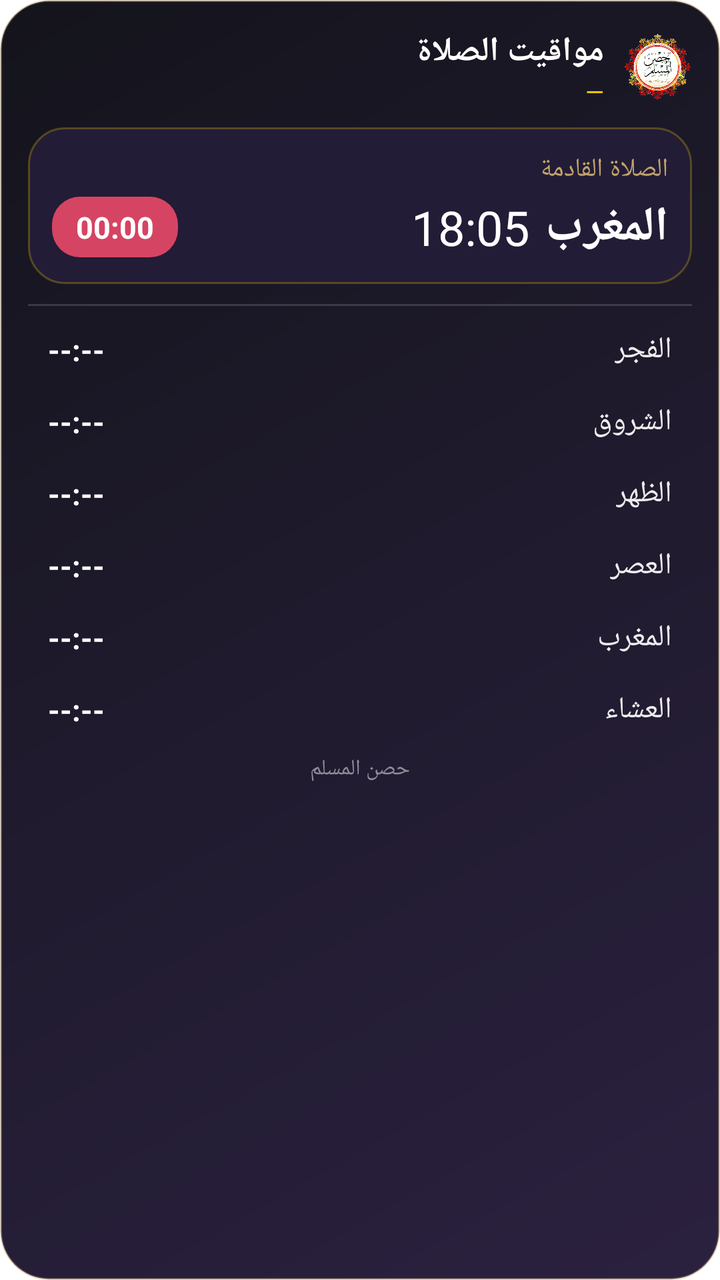
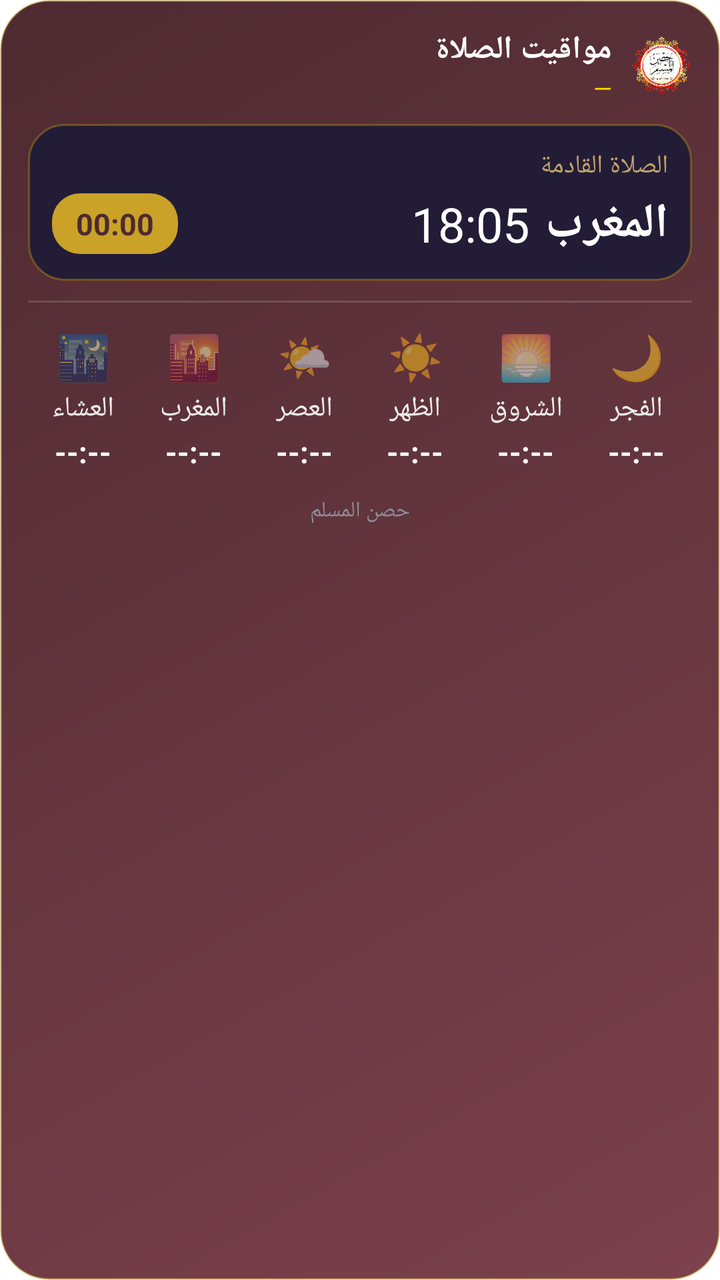

The first picture is an Android layout as it rendered before a commit; the second is the same layout after the commit. The layout source and the unified diff follow.
<!-- AndroidManifest.xml: fallback theme Theme.MaterialComponents.DayNight.NoActionBar -->
<!-- res/layout/widget_prayer_large.xml -->
<?xml version="1.0" encoding="utf-8"?>
<LinearLayout xmlns:android="http://schemas.android.com/apk/res/android"
    android:id="@+id/widget_large_root"
    android:layout_width="match_parent"
    android:layout_height="match_parent"
    android:orientation="vertical"
    android:layoutDirection="rtl"
    android:padding="14dp"
    android:background="@drawable/widget_background">

    
    <LinearLayout
        android:layout_width="match_parent"
        android:layout_height="wrap_content"
        android:orientation="horizontal"
        android:gravity="center_vertical">

        <ImageView
            android:layout_width="34dp"
            android:layout_height="34dp"
            android:src="@mipmap/ic_launcher"
            android:contentDescription="@string/widget_large_desc" />

        <LinearLayout
            android:layout_width="wrap_content"
            android:layout_height="wrap_content"
            android:layout_marginStart="10dp"
            android:orientation="vertical">

            <TextView
                android:id="@+id/widget_large_title"
                android:layout_width="wrap_content"
                android:layout_height="wrap_content"
                android:text="مواقيت الصلاة"
                android:textSize="17sp"
                android:textStyle="bold"
                android:textColor="#FFFFFF" />

            <TextView
                android:id="@+id/widget_large_hijri"
                android:layout_width="wrap_content"
                android:layout_height="wrap_content"
                android:text="—"
                android:textSize="12sp"
                android:textColor="#FFD700" />
        </LinearLayout>
    </LinearLayout>

    
    <LinearLayout
        android:id="@+id/widget_large_hero"
        android:layout_width="match_parent"
        android:layout_height="wrap_content"
        android:layout_marginTop="10dp"
        android:orientation="vertical"
        android:padding="12dp"
        android:background="@drawable/widget_hero_dark">

        <TextView
            android:id="@+id/widget_large_hero_label"
            android:layout_width="wrap_content"
            android:layout_height="wrap_content"
            android:text="الصلاة القادمة"
            android:textSize="13sp"
            android:textColor="#C2A36B" />

        <LinearLayout
            android:layout_width="match_parent"
            android:layout_height="wrap_content"
            android:layout_marginTop="4dp"
            android:orientation="horizontal"
            android:gravity="center_vertical">

            <TextView
                android:id="@+id/widget_large_next_name"
                android:layout_width="wrap_content"
                android:layout_height="wrap_content"
                android:text="المغرب"
                android:textSize="24sp"
                android:textStyle="bold"
                android:textColor="#FFFFFF" />

            <TextView
                android:id="@+id/widget_large_next_time"
                android:layout_width="wrap_content"
                android:layout_height="wrap_content"
                android:layout_marginStart="8dp"
                android:text="18:05"
                android:textSize="24sp"
                android:textColor="#FFFFFF" />

            
            <LinearLayout
                android:layout_width="0dp"
                android:layout_height="match_parent"
                android:layout_weight="1"
                android:orientation="horizontal" />

            
            <Chronometer
                android:id="@+id/widget_large_countdown"
                android:layout_width="wrap_content"
                android:layout_height="wrap_content"
                android:background="@drawable/widget_pill"
                android:paddingStart="12dp"
                android:paddingEnd="12dp"
                android:paddingTop="5dp"
                android:paddingBottom="5dp"
                android:text="- 01:23:45"
                android:textSize="15sp"
                android:textStyle="bold"
                android:textColor="#FFFFFF" />
        </LinearLayout>
    </LinearLayout>

    
    <LinearLayout
        android:id="@+id/widget_large_divider"
        android:layout_width="match_parent"
        android:layout_height="1dp"
        android:layout_marginTop="10dp"
        android:layout_marginBottom="4dp"
        android:orientation="horizontal"
        android:background="#26FFFFFF" />

    
    <LinearLayout
        android:id="@+id/widget_row_0"
        android:layout_width="match_parent"
        android:layout_height="36dp"
        android:orientation="horizontal"
        android:gravity="center_vertical"
        android:paddingStart="10dp"
        android:paddingEnd="10dp">

        <TextView
            android:id="@+id/widget_name_0"
            android:layout_width="wrap_content"
            android:layout_height="wrap_content"
            android:text="الفجر"
            android:textSize="15sp"
            android:textColor="#EDEDED" />

        
        <LinearLayout
            android:layout_width="0dp"
            android:layout_height="match_parent"
            android:layout_weight="1"
            android:orientation="horizontal" />

        <TextView
            android:id="@+id/widget_time_0"
            android:layout_width="wrap_content"
            android:layout_height="wrap_content"
            android:text="--:--"
            android:textSize="15sp"
            android:textStyle="bold"
            android:textColor="#FFFFFF" />
    </LinearLayout>

    <LinearLayout
        android:id="@+id/widget_row_1"
        android:layout_width="match_parent"
        android:layout_height="36dp"
        android:orientation="horizontal"
        android:gravity="center_vertical"
        android:paddingStart="10dp"
        android:paddingEnd="10dp">

        <TextView
            android:id="@+id/widget_name_1"
            android:layout_width="wrap_content"
            android:layout_height="wrap_content"
            android:text="الشروق"
            android:textSize="15sp"
            android:textColor="#EDEDED" />

        
        <LinearLayout
            android:layout_width="0dp"
            android:layout_height="match_parent"
            android:layout_weight="1"
            android:orientation="horizontal" />

        <TextView
            android:id="@+id/widget_time_1"
            android:layout_width="wrap_content"
            android:layout_height="wrap_content"
            android:text="--:--"
            android:textSize="15sp"
            android:textStyle="bold"
            android:textColor="#FFFFFF" />
    </LinearLayout>

    <LinearLayout
        android:id="@+id/widget_row_2"
        android:layout_width="match_parent"
        android:layout_height="36dp"
        android:orientation="horizontal"
        android:gravity="center_vertical"
        android:paddingStart="10dp"
        android:paddingEnd="10dp">

        <TextView
            android:id="@+id/widget_name_2"
            android:layout_width="wrap_content"
            android:layout_height="wrap_content"
            android:text="الظهر"
            android:textSize="15sp"
            android:textColor="#EDEDED" />

        
        <LinearLayout
            android:layout_width="0dp"
            android:layout_height="match_parent"
            android:layout_weight="1"
            android:orientation="horizontal" />

        <TextView
            android:id="@+id/widget_time_2"
            android:layout_width="wrap_content"
            android:layout_height="wrap_content"
            android:text="--:--"
            android:textSize="15sp"
            android:textStyle="bold"
            android:textColor="#FFFFFF" />
    </LinearLayout>

    <LinearLayout
        android:id="@+id/widget_row_3"
        android:layout_width="match_parent"
        android:layout_height="36dp"
        android:orientation="horizontal"
        android:gravity="center_vertical"
        android:paddingStart="10dp"
        android:paddingEnd="10dp">

        <TextView
            android:id="@+id/widget_name_3"
            android:layout_width="wrap_content"
            android:layout_height="wrap_content"
            android:text="العصر"
            android:textSize="15sp"
            android:textColor="#EDEDED" />

        
        <LinearLayout
            android:layout_width="0dp"
            android:layout_height="match_parent"
            android:layout_weight="1"
            android:orientation="horizontal" />

        <TextView
            android:id="@+id/widget_time_3"
            android:layout_width="wrap_content"
            android:layout_height="wrap_content"
            android:text="--:--"
            android:textSize="15sp"
            android:textStyle="bold"
            android:textColor="#FFFFFF" />
    </LinearLayout>

    <LinearLayout
        android:id="@+id/widget_row_4"
        android:layout_width="match_parent"
        android:layout_height="36dp"
        android:orientation="horizontal"
        android:gravity="center_vertical"
        android:paddingStart="10dp"
        android:paddingEnd="10dp">

        <TextView
            android:id="@+id/widget_name_4"
            android:layout_width="wrap_content"
            android:layout_height="wrap_content"
            android:text="المغرب"
            android:textSize="15sp"
            android:textColor="#EDEDED" />

        
        <LinearLayout
            android:layout_width="0dp"
            android:layout_height="match_parent"
            android:layout_weight="1"
            android:orientation="horizontal" />

        <TextView
            android:id="@+id/widget_time_4"
            android:layout_width="wrap_content"
            android:layout_height="wrap_content"
            android:text="--:--"
            android:textSize="15sp"
            android:textStyle="bold"
            android:textColor="#FFFFFF" />
    </LinearLayout>

    <LinearLayout
        android:id="@+id/widget_row_5"
        android:layout_width="match_parent"
        android:layout_height="36dp"
        android:orientation="horizontal"
        android:gravity="center_vertical"
        android:paddingStart="10dp"
        android:paddingEnd="10dp">

        <TextView
            android:id="@+id/widget_name_5"
            android:layout_width="wrap_content"
            android:layout_height="wrap_content"
            android:text="العشاء"
            android:textSize="15sp"
            android:textColor="#EDEDED" />

        
        <LinearLayout
            android:layout_width="0dp"
            android:layout_height="match_parent"
            android:layout_weight="1"
            android:orientation="horizontal" />

        <TextView
            android:id="@+id/widget_time_5"
            android:layout_width="wrap_content"
            android:layout_height="wrap_content"
            android:text="--:--"
            android:textSize="15sp"
            android:textStyle="bold"
            android:textColor="#FFFFFF" />
    </LinearLayout>

    <TextView
        android:id="@+id/widget_large_footer"
        android:layout_width="match_parent"
        android:layout_height="wrap_content"
        android:layout_marginTop="4dp"
        android:gravity="center"
        android:text="حصن المسلم"
        android:textSize="11sp"
        android:textColor="#8E8E9A" />
</LinearLayout>
<!-- resources referenced by this layout -->
<resources>
  <!-- drawable widget_background (drawable) -->
  <?xml version="1.0" encoding="utf-8"?>
  <shape xmlns:android="http://schemas.android.com/apk/res/android">
      <gradient
          android:startColor="#2B2140"
          android:endColor="#14141C"
          android:angle="135" />
      <corners android:radius="24dp" />
      <stroke android:width="1dp" android:color="#59C2A36B" />
  </shape>
  <!-- drawable widget_hero_dark (drawable) -->
  <?xml version="1.0" encoding="utf-8"?>
  <shape xmlns:android="http://schemas.android.com/apk/res/android">
      <solid android:color="#221C36" />
      <corners android:radius="18dp" />
      <stroke android:width="1dp" android:color="#40FFD700" />
  </shape>
  <!-- drawable widget_pill (drawable) -->
  <?xml version="1.0" encoding="utf-8"?>
  <shape xmlns:android="http://schemas.android.com/apk/res/android">
      <solid android:color="#D64463" />
      <corners android:radius="14dp" />
  </shape>
  <!-- mipmap ic_launcher: png bitmap (mipmap-hdpi, 205398 bytes) -->
  <string name="widget_large_desc">مواقيت الصلاة — كل الصلوات مع الصلاة القادمة</string>
</resources>

<!-- the commit's change to res/layout/widget_prayer_large.xml (unified diff, before → after) -->
@@ -2,7 +2,7 @@
 <LinearLayout xmlns:android="http://schemas.android.com/apk/res/android"
     android:id="@+id/widget_large_root"
     android:layout_width="match_parent"
-    android:layout_height="match_parent"
+    android:layout_height="wrap_content"
     android:orientation="vertical"
     android:layoutDirection="rtl"
     android:padding="14dp"
@@ -16,8 +16,8 @@
         android:gravity="center_vertical">
 
         <ImageView
-            android:layout_width="34dp"
-            android:layout_height="34dp"
+            android:layout_width="30dp"
+            android:layout_height="30dp"
             android:src="@mipmap/ic_launcher"
             android:contentDescription="@string/widget_large_desc" />
 
@@ -32,7 +32,7 @@
                 android:layout_width="wrap_content"
                 android:layout_height="wrap_content"
                 android:text="مواقيت الصلاة"
-                android:textSize="17sp"
+                android:textSize="16sp"
                 android:textStyle="bold"
                 android:textColor="#FFFFFF" />
 
@@ -106,10 +106,10 @@
                 android:paddingEnd="12dp"
                 android:paddingTop="5dp"
                 android:paddingBottom="5dp"
-                android:text="- 01:23:45"
-                android:textSize="15sp"
-                android:textStyle="bold"
-                android:textColor="#FFFFFF" />
+                android:text="01:23:45"
+                android:textSize="15sp"
+                android:textStyle="bold"
+                android:textColor="#4E2A30" />
         </LinearLayout>
     </LinearLayout>
 
@@ -125,207 +125,225 @@
 
     
     <LinearLayout
-        android:id="@+id/widget_row_0"
-        android:layout_width="match_parent"
-        android:layout_height="36dp"
-        android:orientation="horizontal"
-        android:gravity="center_vertical"
-        android:paddingStart="10dp"
-        android:paddingEnd="10dp">
-
-        <TextView
-            android:id="@+id/widget_name_0"
-            android:layout_width="wrap_content"
-            android:layout_height="wrap_content"
-            android:text="الفجر"
-            android:textSize="15sp"
-            android:textColor="#EDEDED" />
-
-        
-        <LinearLayout
-            android:layout_width="0dp"
-            android:layout_height="match_parent"
-            android:layout_weight="1"
-            android:orientation="horizontal" />
-
-        <TextView
-            android:id="@+id/widget_time_0"
-            android:layout_width="wrap_content"
-            android:layout_height="wrap_content"
-            android:text="--:--"
-            android:textSize="15sp"
-            android:textStyle="bold"
-            android:textColor="#FFFFFF" />
-    </LinearLayout>
-
-    <LinearLayout
-        android:id="@+id/widget_row_1"
-        android:layout_width="match_parent"
-        android:layout_height="36dp"
-        android:orientation="horizontal"
-        android:gravity="center_vertical"
-        android:paddingStart="10dp"
-        android:paddingEnd="10dp">
-
-        <TextView
-            android:id="@+id/widget_name_1"
-            android:layout_width="wrap_content"
-            android:layout_height="wrap_content"
-            android:text="الشروق"
-            android:textSize="15sp"
-            android:textColor="#EDEDED" />
-
-        
-        <LinearLayout
-            android:layout_width="0dp"
-            android:layout_height="match_parent"
-            android:layout_weight="1"
-            android:orientation="horizontal" />
-
-        <TextView
-            android:id="@+id/widget_time_1"
-            android:layout_width="wrap_content"
-            android:layout_height="wrap_content"
-            android:text="--:--"
-            android:textSize="15sp"
-            android:textStyle="bold"
-            android:textColor="#FFFFFF" />
-    </LinearLayout>
-
-    <LinearLayout
-        android:id="@+id/widget_row_2"
-        android:layout_width="match_parent"
-        android:layout_height="36dp"
-        android:orientation="horizontal"
-        android:gravity="center_vertical"
-        android:paddingStart="10dp"
-        android:paddingEnd="10dp">
-
-        <TextView
-            android:id="@+id/widget_name_2"
-            android:layout_width="wrap_content"
-            android:layout_height="wrap_content"
-            android:text="الظهر"
-            android:textSize="15sp"
-            android:textColor="#EDEDED" />
-
-        
-        <LinearLayout
-            android:layout_width="0dp"
-            android:layout_height="match_parent"
-            android:layout_weight="1"
-            android:orientation="horizontal" />
-
-        <TextView
-            android:id="@+id/widget_time_2"
-            android:layout_width="wrap_content"
-            android:layout_height="wrap_content"
-            android:text="--:--"
-            android:textSize="15sp"
-            android:textStyle="bold"
-            android:textColor="#FFFFFF" />
-    </LinearLayout>
-
-    <LinearLayout
-        android:id="@+id/widget_row_3"
-        android:layout_width="match_parent"
-        android:layout_height="36dp"
-        android:orientation="horizontal"
-        android:gravity="center_vertical"
-        android:paddingStart="10dp"
-        android:paddingEnd="10dp">
-
-        <TextView
-            android:id="@+id/widget_name_3"
-            android:layout_width="wrap_content"
-            android:layout_height="wrap_content"
-            android:text="العصر"
-            android:textSize="15sp"
-            android:textColor="#EDEDED" />
-
-        
-        <LinearLayout
-            android:layout_width="0dp"
-            android:layout_height="match_parent"
-            android:layout_weight="1"
-            android:orientation="horizontal" />
-
-        <TextView
-            android:id="@+id/widget_time_3"
-            android:layout_width="wrap_content"
-            android:layout_height="wrap_content"
-            android:text="--:--"
-            android:textSize="15sp"
-            android:textStyle="bold"
-            android:textColor="#FFFFFF" />
-    </LinearLayout>
-
-    <LinearLayout
-        android:id="@+id/widget_row_4"
-        android:layout_width="match_parent"
-        android:layout_height="36dp"
-        android:orientation="horizontal"
-        android:gravity="center_vertical"
-        android:paddingStart="10dp"
-        android:paddingEnd="10dp">
-
-        <TextView
-            android:id="@+id/widget_name_4"
-            android:layout_width="wrap_content"
-            android:layout_height="wrap_content"
-            android:text="المغرب"
-            android:textSize="15sp"
-            android:textColor="#EDEDED" />
-
-        
-        <LinearLayout
-            android:layout_width="0dp"
-            android:layout_height="match_parent"
-            android:layout_weight="1"
-            android:orientation="horizontal" />
-
-        <TextView
-            android:id="@+id/widget_time_4"
-            android:layout_width="wrap_content"
-            android:layout_height="wrap_content"
-            android:text="--:--"
-            android:textSize="15sp"
-            android:textStyle="bold"
-            android:textColor="#FFFFFF" />
-    </LinearLayout>
-
-    <LinearLayout
-        android:id="@+id/widget_row_5"
-        android:layout_width="match_parent"
-        android:layout_height="36dp"
-        android:orientation="horizontal"
-        android:gravity="center_vertical"
-        android:paddingStart="10dp"
-        android:paddingEnd="10dp">
-
-        <TextView
-            android:id="@+id/widget_name_5"
-            android:layout_width="wrap_content"
-            android:layout_height="wrap_content"
-            android:text="العشاء"
-            android:textSize="15sp"
-            android:textColor="#EDEDED" />
-
-        
-        <LinearLayout
-            android:layout_width="0dp"
-            android:layout_height="match_parent"
-            android:layout_weight="1"
-            android:orientation="horizontal" />
-
-        <TextView
-            android:id="@+id/widget_time_5"
-            android:layout_width="wrap_content"
-            android:layout_height="wrap_content"
-            android:text="--:--"
-            android:textSize="15sp"
-            android:textStyle="bold"
-            android:textColor="#FFFFFF" />
+        android:layout_width="match_parent"
+        android:layout_height="wrap_content"
+        android:orientation="horizontal">
+
+        <LinearLayout
+            android:id="@+id/widget_row_0"
+            android:layout_width="0dp"
+            android:layout_height="wrap_content"
+            android:layout_weight="1"
+            android:orientation="vertical"
+            android:gravity="center"
+            android:paddingTop="8dp"
+            android:paddingBottom="8dp">
+
+            <TextView
+                android:layout_width="wrap_content"
+                android:layout_height="wrap_content"
+                android:text="🌙"
+                android:textSize="22sp" />
+
+            <TextView
+                android:id="@+id/widget_name_0"
+                android:layout_width="wrap_content"
+                android:layout_height="wrap_content"
+                android:layout_marginTop="2dp"
+                android:text="الفجر"
+                android:textSize="14sp"
+                android:textColor="#EDEDED" />
+
+            <TextView
+                android:id="@+id/widget_time_0"
+                android:layout_width="wrap_content"
+                android:layout_height="wrap_content"
+                android:layout_marginTop="2dp"
+                android:text="--:--"
+                android:textSize="15sp"
+                android:textStyle="bold"
+                android:textColor="#FFFFFF" />
+        </LinearLayout>
+
+        <LinearLayout
+            android:id="@+id/widget_row_1"
+            android:layout_width="0dp"
+            android:layout_height="wrap_content"
+            android:layout_weight="1"
+            android:orientation="vertical"
+            android:gravity="center"
+            android:paddingTop="8dp"
+            android:paddingBottom="8dp">
+
+            <TextView
+                android:layout_width="wrap_content"
+                android:layout_height="wrap_content"
+                android:text="🌅"
+                android:textSize="22sp" />
+
+            <TextView
+                android:id="@+id/widget_name_1"
+                android:layout_width="wrap_content"
+                android:layout_height="wrap_content"
+                android:layout_marginTop="2dp"
+                android:text="الشروق"
+                android:textSize="14sp"
+                android:textColor="#EDEDED" />
+
+            <TextView
+                android:id="@+id/widget_time_1"
+                android:layout_width="wrap_content"
+                android:layout_height="wrap_content"
+                android:layout_marginTop="2dp"
+                android:text="--:--"
+                android:textSize="15sp"
+                android:textStyle="bold"
+                android:textColor="#FFFFFF" />
+        </LinearLayout>
+
+        <LinearLayout
+            android:id="@+id/widget_row_2"
+            android:layout_width="0dp"
+            android:layout_height="wrap_content"
+            android:layout_weight="1"
+            android:orientation="vertical"
+            android:gravity="center"
+            android:paddingTop="8dp"
+            android:paddingBottom="8dp">
+
+            <TextView
+                android:layout_width="wrap_content"
+                android:layout_height="wrap_content"
+                android:text="☀️"
+                android:textSize="22sp" />
+
+            <TextView
+                android:id="@+id/widget_name_2"
+                android:layout_width="wrap_content"
+                android:layout_height="wrap_content"
+                android:layout_marginTop="2dp"
+                android:text="الظهر"
+                android:textSize="14sp"
+                android:textColor="#EDEDED" />
+
+            <TextView
+                android:id="@+id/widget_time_2"
+                android:layout_width="wrap_content"
+                android:layout_height="wrap_content"
+                android:layout_marginTop="2dp"
+                android:text="--:--"
+                android:textSize="15sp"
+                android:textStyle="bold"
+                android:textColor="#FFFFFF" />
+        </LinearLayout>
+
+        <LinearLayout
+            android:id="@+id/widget_row_3"
+            android:layout_width="0dp"
+            android:layout_height="wrap_content"
+            android:layout_weight="1"
+            android:orientation="vertical"
+            android:gravity="center"
+            android:paddingTop="8dp"
+            android:paddingBottom="8dp">
+
+            <TextView
+                android:layout_width="wrap_content"
+                android:layout_height="wrap_content"
+                android:text="🌤️"
+                android:textSize="22sp" />
+
+            <TextView
+                android:id="@+id/widget_name_3"
+                android:layout_width="wrap_content"
+                android:layout_height="wrap_content"
+                android:layout_marginTop="2dp"
+                android:text="العصر"
+                android:textSize="14sp"
+                android:textColor="#EDEDED" />
+
+            <TextView
+                android:id="@+id/widget_time_3"
+                android:layout_width="wrap_content"
+                android:layout_height="wrap_content"
+                android:layout_marginTop="2dp"
+                android:text="--:--"
+                android:textSize="15sp"
+                android:textStyle="bold"
+                android:textColor="#FFFFFF" />
+        </LinearLayout>
+
+        <LinearLayout
+            android:id="@+id/widget_row_4"
+            android:layout_width="0dp"
+            android:layout_height="wrap_content"
+            android:layout_weight="1"
+            android:orientation="vertical"
+            android:gravity="center"
+            android:paddingTop="8dp"
+            android:paddingBottom="8dp">
+
+            <TextView
+                android:layout_width="wrap_content"
+                android:layout_height="wrap_content"
+                android:text="🌇"
+                android:textSize="22sp" />
+
+            <TextView
+                android:id="@+id/widget_name_4"
+                android:layout_width="wrap_content"
+                android:layout_height="wrap_content"
+                android:layout_marginTop="2dp"
+                android:text="المغرب"
+                android:textSize="14sp"
+                android:textColor="#EDEDED" />
+
+            <TextView
+                android:id="@+id/widget_time_4"
+                android:layout_width="wrap_content"
+                android:layout_height="wrap_content"
+                android:layout_marginTop="2dp"
+                android:text="--:--"
+                android:textSize="15sp"
+                android:textStyle="bold"
+                android:textColor="#FFFFFF" />
+        </LinearLayout>
+
+        <LinearLayout
+            android:id="@+id/widget_row_5"
+            android:layout_width="0dp"
+            android:layout_height="wrap_content"
+            android:layout_weight="1"
+            android:orientation="vertical"
+            android:gravity="center"
+            android:paddingTop="8dp"
+            android:paddingBottom="8dp">
+
+            <TextView
+                android:layout_width="wrap_content"
+                android:layout_height="wrap_content"
+                android:text="🌃"
+                android:textSize="22sp" />
+
+            <TextView
+                android:id="@+id/widget_name_5"
+                android:layout_width="wrap_content"
+                android:layout_height="wrap_content"
+                android:layout_marginTop="2dp"
+                android:text="العشاء"
+                android:textSize="14sp"
+                android:textColor="#EDEDED" />
+
+            <TextView
+                android:id="@+id/widget_time_5"
+                android:layout_width="wrap_content"
+                android:layout_height="wrap_content"
+                android:layout_marginTop="2dp"
+                android:text="--:--"
+                android:textSize="15sp"
+                android:textStyle="bold"
+                android:textColor="#FFFFFF" />
+        </LinearLayout>
     </LinearLayout>
 
     <TextView
<!-- resource entries referenced after the edit -->
@@ -4,11 +4,11 @@
   <?xml version="1.0" encoding="utf-8"?>
   <shape xmlns:android="http://schemas.android.com/apk/res/android">
       <gradient
-          android:startColor="#2B2140"
-          android:endColor="#14141C"
+          android:startColor="#7C414D"
+          android:endColor="#4E2A30"
           android:angle="135" />
       <corners android:radius="24dp" />
-      <stroke android:width="1dp" android:color="#59C2A36B" />
+      <stroke android:width="1dp" android:color="#59C9A227" />
   </shape>
   <!-- drawable widget_hero_dark (drawable) -->
   <?xml version="1.0" encoding="utf-8"?>
@@ -20,7 +20,7 @@
   <!-- drawable widget_pill (drawable) -->
   <?xml version="1.0" encoding="utf-8"?>
   <shape xmlns:android="http://schemas.android.com/apk/res/android">
-      <solid android:color="#D64463" />
+      <solid android:color="#C9A227" />
       <corners android:radius="14dp" />
   </shape>
   <!-- mipmap ic_launcher: png bitmap (mipmap-hdpi, 205398 bytes) -->
